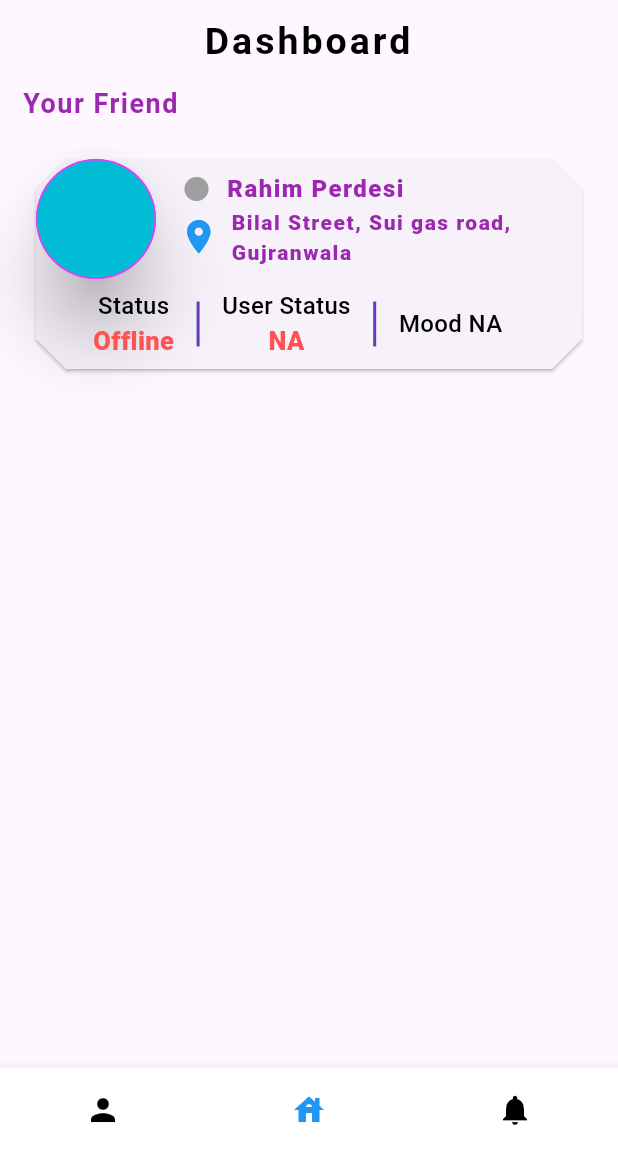
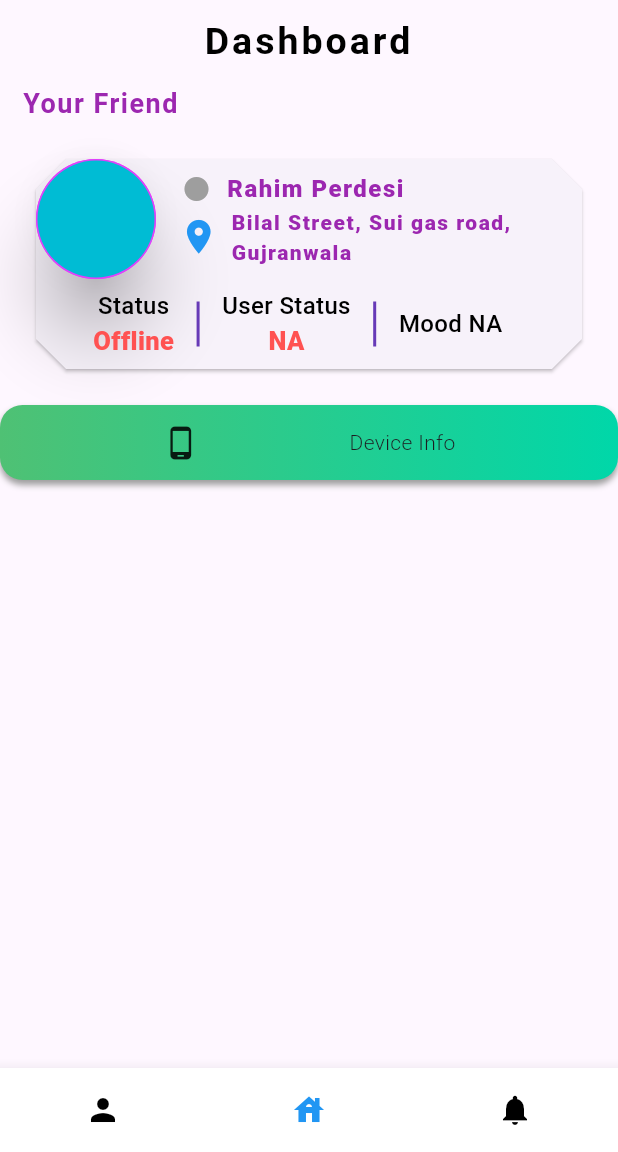
Before and after one commit to HaseebKhanGitHub/vibrance, a Flutter app: the screen it shows after launch, on a phone screen of 412 x 824 dp, the part 84-1236 px from its top. Run offline on Flutter 3.47's test engine with Material 3 defaults, Android fonts, the phone set to English and light mode, and no system bars; drawn by our look-alikes of animated_bottom_navigation_bar, circular_profile_avatar; our stand-ins replace getwidget, google_fonts, responsive_sizer, rounded_loading_button_plus.

Commit message:
Update dashBoard.dart

```diff
--- a/lib/Views/Homepage/dashBoard.dart
+++ b/lib/Views/Homepage/dashBoard.dart
@@ -201,13 +201,53 @@ class dashBoard extends StatelessWidget {
                       ),
                       SizedBox(width: 15),
                     ],
-                  )
+                  ),
                 ],
               ),
             ),
           ),
-        )
+        ),
+        dashboard_gradient_feature()
       ],
     );
   }
+
+  Container dashboard_gradient_feature() {
+    return Container(
+      alignment: Alignment.center,
+      height: 50,
+      width: double.infinity,
+      decoration: BoxDecoration(
+        borderRadius: BorderRadius.all(
+          Radius.circular(15),
+        ),
+        boxShadow: [
+          BoxShadow(
+            color: Colors.grey,
+            offset: Offset(0.0, 3.0),
+            blurRadius: 3.0,
+          )
+        ],
+        gradient: LinearGradient(
+          colors: [Color(0xff4FC174), Color(0xff00D7A9)],
+        ),
+      ),
+      child: Padding(
+        padding: const EdgeInsets.all(8.0),
+        child: Row(
+          mainAxisAlignment: MainAxisAlignment.spaceEvenly,
+          children: [
+            Icon(Icons.phone_android),
+            Flexible(
+                child: Text(
+              'Device Info',
+              style: TextStyle(
+                fontWeight: FontWeight.w300,
+              ),
+            ))
+          ],
+        ),
+      ),
+    );
+  }
 }
```
